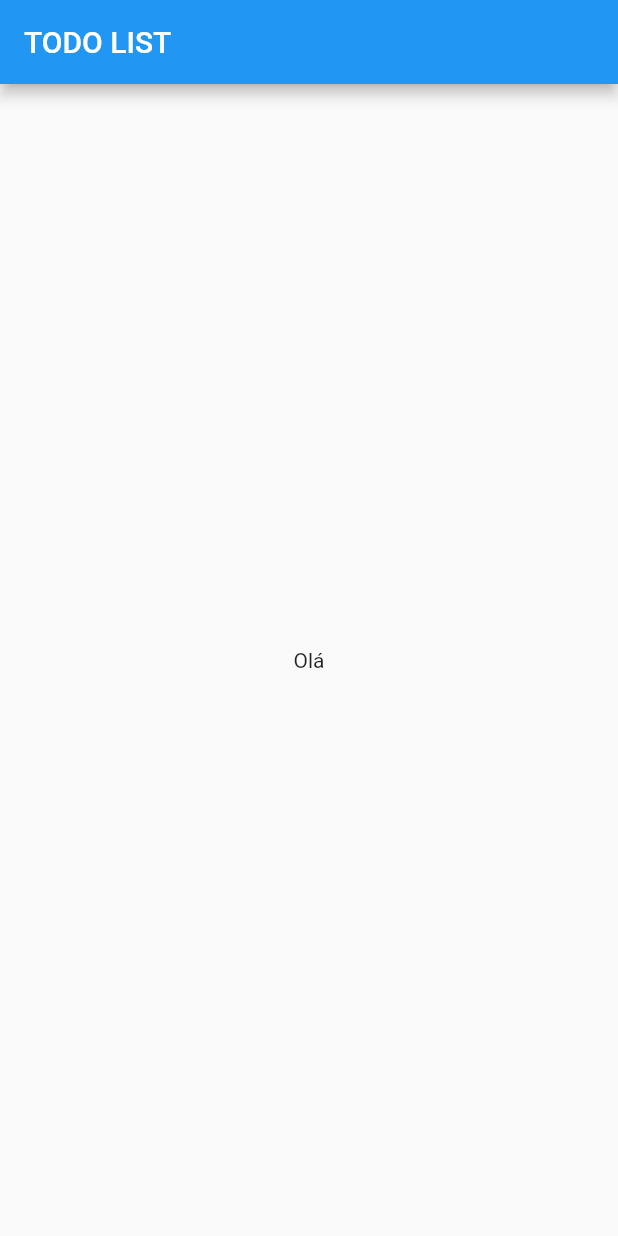
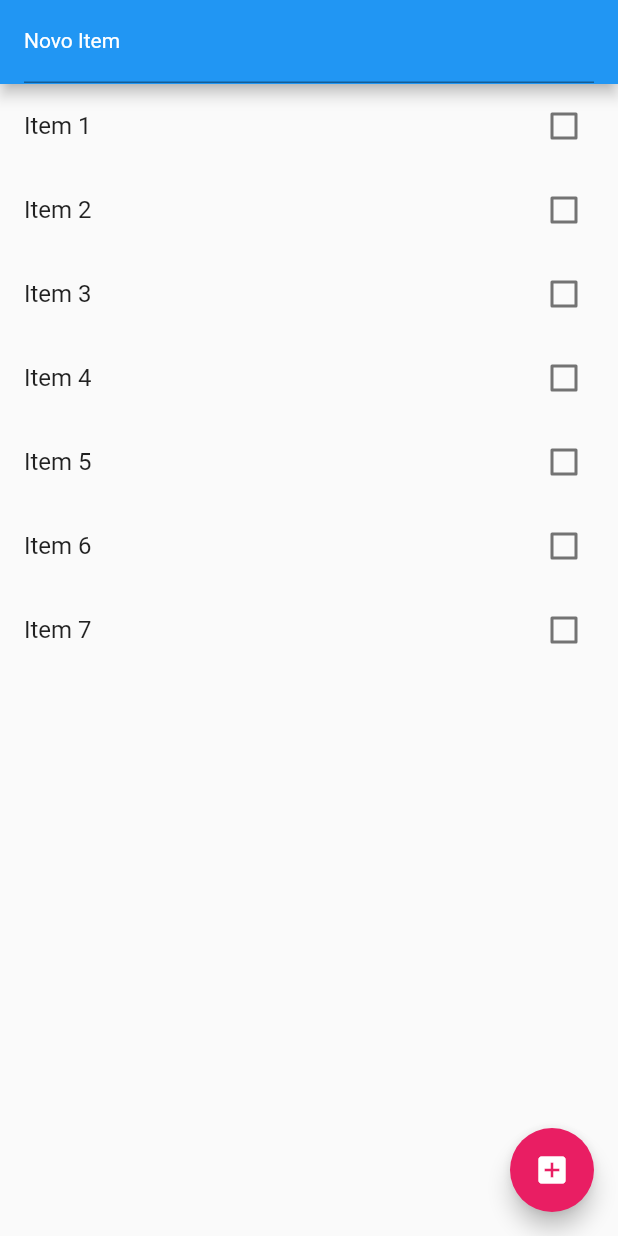
Before and after one commit to lucsbasto/todo-list, a Flutter app: the screen it shows after launch, on a phone screen of 412 x 824 dp. Run offline on Flutter 3.47's test engine with Material 2 defaults, Android fonts, the phone set to English and light mode, and no system bars.

```diff
--- a/lib/main.dart
+++ b/lib/main.dart
@@ -1,4 +1,5 @@
 import 'package:flutter/material.dart';
+import 'package:flutter_app/models/item.dart';
 
 void main() => runApp(MyApp());
 
@@ -26,17 +27,97 @@ class MyApp extends StatelessWidget {
   }
 }
 
-class HomePage extends StatelessWidget {
+class HomePage extends StatefulWidget {
+  var items = List<Item>();
+  HomePage() {
+    items = [];
+    items.add(Item(title: "Item 1", done: false));
+    items.add(Item(title: "Item 2", done: false));
+    items.add(Item(title: "Item 3", done: false));
+    items.add(Item(title: "Item 4", done: false));
+    items.add(Item(title: "Item 5", done: false));
+    items.add(Item(title: "Item 6", done: false));
+    items.add(Item(title: "Item 7", done: false));
+  }
+  @override
+  _HomePageState createState() => _HomePageState();
+}
+
+class _HomePageState extends State<HomePage> {
+  var newTaskCtrl = TextEditingController();
+
+  void add() {
+    if (newTaskCtrl.text.isEmpty) return;
+    setState(() {
+      widget.items.add(
+        Item(
+          title: newTaskCtrl.text,
+          done: false,
+        ),
+      );
+    });
+    newTaskCtrl.clear();
+  }
+
+  void remove(int index) {
+    setState(() {
+      print(widget.items[index]);
+    });
+  }
+
   @override
   Widget build(BuildContext context) {
     return Scaffold(
-        appBar: AppBar(
-          title: Text('TODO LIST'),
+      appBar: AppBar(
+        title: TextFormField(
+          controller: newTaskCtrl,
+          keyboardType: TextInputType.text,
+          style: TextStyle(
+            color: Colors.white,
+            fontSize: 14,
+          ),
+          decoration: InputDecoration(
+            labelText: "Novo Item",
+            labelStyle: TextStyle(color: Colors.white),
+          ),
         ),
-        body: Container(
-          child: Center(
-            child: Text("Olá"),
-          ),
-        ));
+      ),
+      body: ListView.builder(
+        itemCount: widget.items.length,
+        itemBuilder: (BuildContext context, int index) {
+          final item = widget.items[index];
+          return Dismissible(
+            child: CheckboxListTile(
+              title: Text(item.title),
+              value: item.done,
+              onChanged: (value) {
+                setState(() {
+                  item.done = value;
+                });
+              },
+            ),
+            key: Key(item.title),
+            background: Container(
+              color: Colors.red.withOpacity(0.2),
+            ),
+            onDismissed: (direction) {
+              if (direction == DismissDirection.endToStart) print(direction);
+              if (direction == DismissDirection.startToEnd) print(direction);
+              setState(() {
+                print(index);
+                widget.items.removeAt(index);
+              });
+            },
+          );
+        },
+      ),
+      floatingActionButton: FloatingActionButton(
+        onPressed: () {
+          add;
+        },
+        child: Icon(Icons.add_box),
+        backgroundColor: Colors.pink,
+      ),
+    );
   }
 }
```
Also changed, not shown: lib/models/item.dart (+11 -2 lines).
